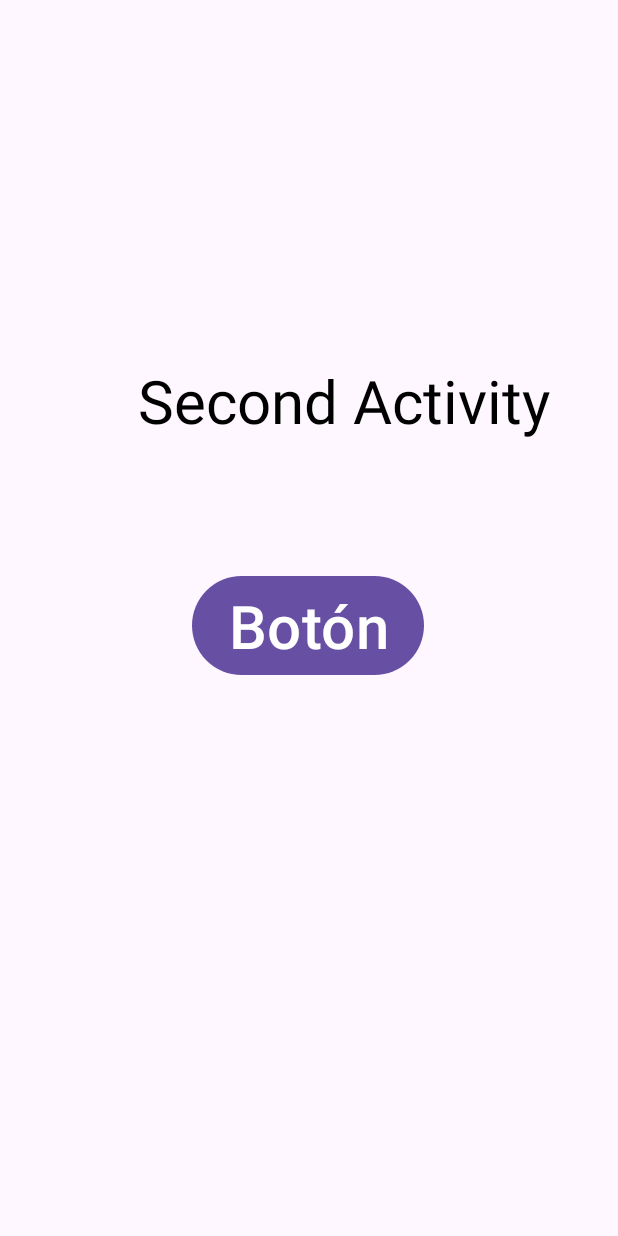
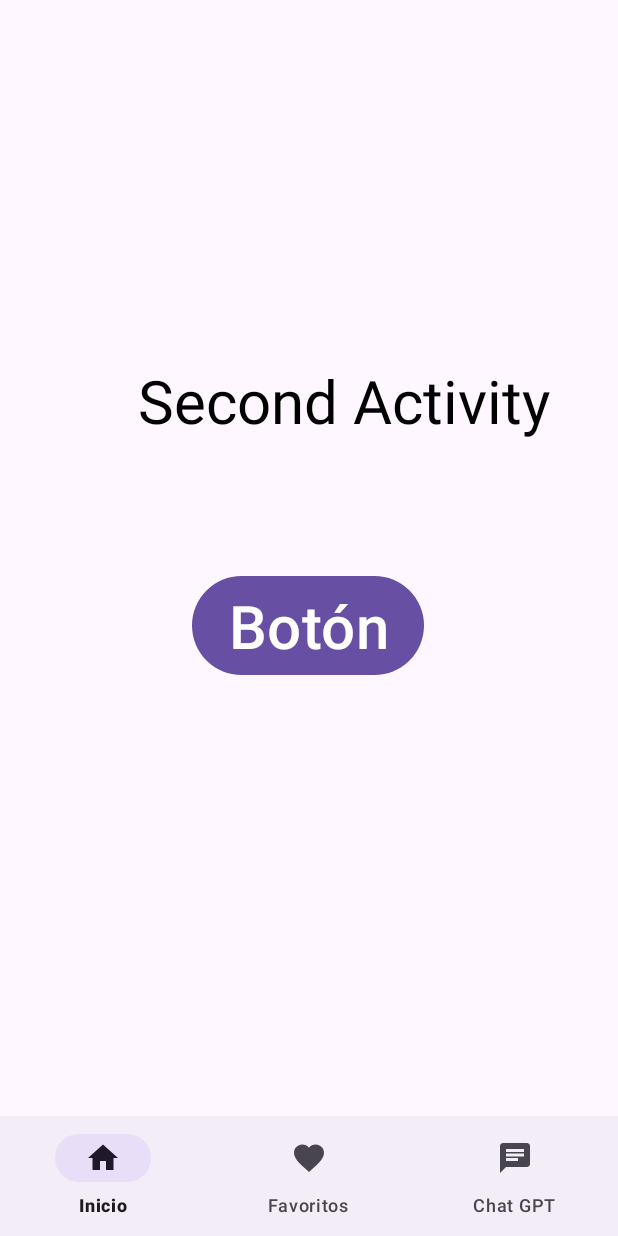
Before and after one commit to WendyJazmin/d, an Android app: the layout activity_second.xml on its own in the app's theme, with its tools: preview values and no code run, on a phone screen of 412 x 824 dp. Run offline under Robolectric (Android 15) with nearby library versions, the phone set to English and light mode, and no system bars.

Commit message:
"martes 6 de junio"

```diff
--- a/app/build.gradle
+++ b/app/build.gradle
@@ -30,6 +30,10 @@ android {
     kotlinOptions {
         jvmTarget = '1.8'
     }
+
+    buildFeatures{
+        viewBinding = true
+    }
 }
 
 dependencies {
--- a/app/src/main/java/com/example/dispmoviles/data/entities/LoginUser.kt
+++ b/app/src/main/java/com/example/dispositivos_moviles/data/entities/LoginUser.kt
@@ -1,4 +1,4 @@
-package com.example.dispmoviles.data.entities
+package com.example.dispositivos_moviles.data.entities
 
 
 
--- a/app/src/main/java/com/example/dispmoviles/logic/validator/LoginValidator.kt
+++ b/app/src/main/java/com/example/dispositivos_moviles/logic/validator/LoginValidator.kt
@@ -1,6 +1,6 @@
-package com.example.dispmoviles.logic.validator
+package com.example.dispositivos_moviles.logic.validator
 
-import com.example.dispmoviles.data.entities.LoginUser
+import com.example.dispositivos_moviles.data.entities.LoginUser
 
 class LoginValidator {
 
--- /dev/null
+++ b/app/src/main/res/drawable/chat_24.xml
@@ -0,0 +1,5 @@
+<vector android:autoMirrored="true" android:height="24dp"
+    android:tint="#000000" android:viewportHeight="24"
+    android:viewportWidth="24" android:width="24dp" xmlns:android="http://schemas.android.com/apk/res/android">
+    <path android:fillColor="@android:color/white" android:pathData="M20,2L4,2c-1.1,0 -1.99,0.9 -1.99,2L2,22l4,-4h14c1.1,0 2,-0.9 2,-2L22,4c0,-1.1 -0.9,-2 -2,-2zM6,9h12v2L6,11L6,9zM14,14L6,14v-2h8v2zM18,8L6,8L6,6h12v2z"/>
+</vector>
--- /dev/null
+++ b/app/src/main/res/drawable/favorite_24.xml
@@ -0,0 +1,5 @@
+<vector android:height="24dp" android:tint="#000000"
+    android:viewportHeight="24" android:viewportWidth="24"
+    android:width="24dp" xmlns:android="http://schemas.android.com/apk/res/android">
+    <path android:fillColor="@android:color/white" android:pathData="M12,21.35l-1.45,-1.32C5.4,15.36 2,12.28 2,8.5 2,5.42 4.42,3 7.5,3c1.74,0 3.41,0.81 4.5,2.09C13.09,3.81 14.76,3 16.5,3 19.58,3 22,5.42 22,8.5c0,3.78 -3.4,6.86 -8.55,11.54L12,21.35z"/>
+</vector>
--- /dev/null
+++ b/app/src/main/res/drawable/home_24.xml
@@ -0,0 +1,5 @@
+<vector android:height="24dp" android:tint="#000000"
+    android:viewportHeight="24" android:viewportWidth="24"
+    android:width="24dp" xmlns:android="http://schemas.android.com/apk/res/android">
+    <path android:fillColor="@android:color/white" android:pathData="M10,20v-6h4v6h5v-8h3L12,3 2,12h3v8z"/>
+</vector>
--- a/app/src/main/res/layout/activity_second.xml
+++ b/app/src/main/res/layout/activity_second.xml
@@ -32,4 +32,14 @@
         app:layout_constraintStart_toStartOf="parent"
         app:layout_constraintTop_toBottomOf="@+id/buttonBindingView" />
 
+    <com.google.android.material.bottomnavigation.BottomNavigationView
+        android:id="@+id/bottom_navigation"
+        android:layout_width="match_parent"
+        android:layout_height="wrap_content"
+        app:layout_constraintBottom_toBottomOf="parent"
+        app:layout_constraintEnd_toEndOf="parent"
+        app:layout_constraintStart_toStartOf="parent"
+        app:menu="@menu/bottom_navigation_menu" />
+
+
 </androidx.constraintlayout.widget.ConstraintLayout>
--- /dev/null
+++ b/app/src/main/res/menu/bottom_navigation_menu.xml
@@ -0,0 +1,23 @@
+<?xml version="1.0" encoding="utf-8"?>
+<menu xmlns:app="http://schemas.android.com/apk/res-auto"
+    xmlns:android="http://schemas.android.com/apk/res/android">
+
+    <item
+        android:id="@+id/inicio"
+        android:enabled="true"
+        android:icon="@drawable/home_24"
+        android:title="@string/menu_inicio"
+         />
+    <item
+        android:id="@+id/favoritos"
+        android:enabled="true"
+        android:icon="@drawable/favorite_24"
+        android:title="@string/menu_favoritos"
+         />
+    <item
+        android:id="@+id/apis"
+        android:enabled="true"
+        android:icon="@drawable/chat_24"
+        android:title="@string/menu_chat_gpt"
+         />
+</menu>
--- a/app/src/main/res/values/strings.xml
+++ b/app/src/main/res/values/strings.xml
@@ -10,4 +10,7 @@
     <string name="Registrese">Regístrese</string>
     <string name="Twitter">Twitter</string>
     <string name="Facebook">Facebook</string>
+    <string name="menu_inicio">Inicio</string>
+    <string name="menu_favoritos">Favoritos</string>
+    <string name="menu_chat_gpt">Chat GPT</string>
 </resources>
```
Also changed, not shown: app/src/main/java/com/example/dispmoviles/ui/activities/SecondActivity.kt (deleted, +0 -35 lines), app/src/main/java/com/example/dispositivos_moviles/ui/activities/MainActivity.kt (renamed from app/src/main/java/com/example/dispmoviles/ui/activities/MainActivity.kt, +3 -4 lines), app/src/main/java/com/example/dispositivos_moviles/ui/activities/SecondActivity.kt (added, +70 -0 lines), app/src/main/res/drawable/twitter_25.png, 4 other files.
